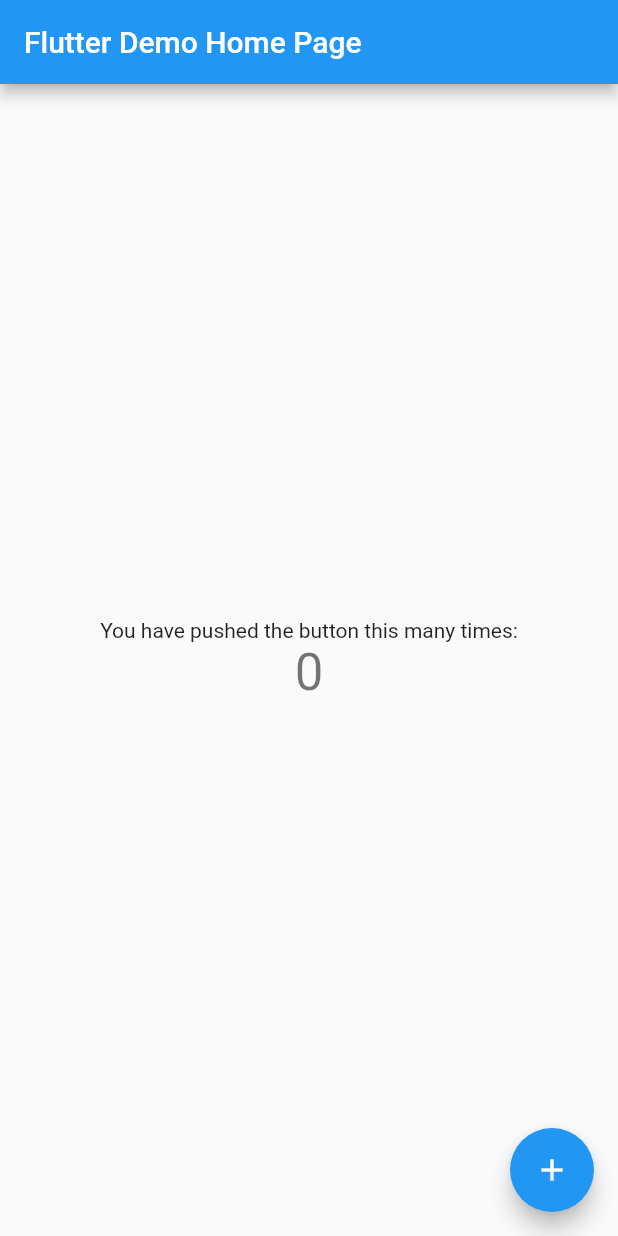
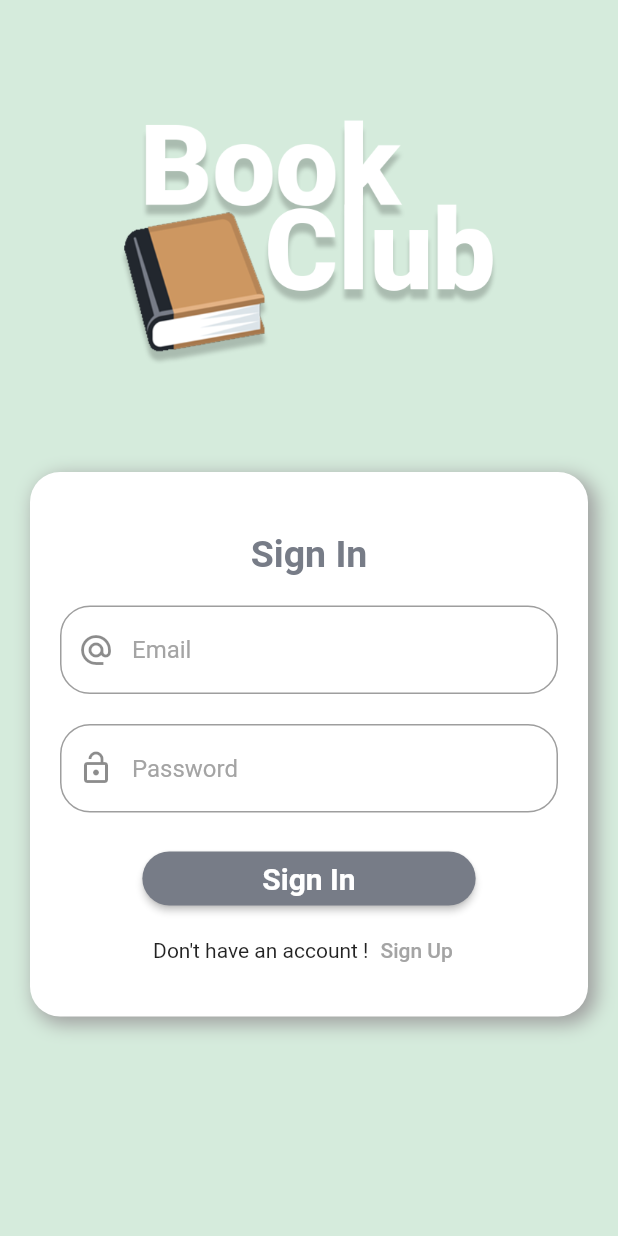
Before and after one commit to Wegdan9/book_club, a Flutter app: the screen it shows after launch, on a phone screen of 412 x 824 dp. Run offline on Flutter 3.47's test engine with Material 2 defaults, Android fonts, the phone set to English and light mode, and no system bars.

Commit message:
Wegdan_Contribution1
1- Adding Sign In and Sign Up UI.

```diff
--- a/lib/main.dart
+++ b/lib/main.dart
@@ -1,115 +1,21 @@
+import 'package:book_club/utlis/our_theme.dart';
 import 'package:flutter/material.dart';
 
-void main() {
-  runApp(const MyApp());
-}
+import '/screens/sign_in/sign_in.dart';
 
-class MyApp extends StatelessWidget {
-  const MyApp({super.key});
 
-  // This widget is the root of your application.
-  @override
-  Widget build(BuildContext context) {
+void main() => runApp(MyApp());
+
+class MyApp extends StatelessWidget{
+
+  Widget build (BuildContext context){
     return MaterialApp(
-      title: 'Flutter Demo',
-      theme: ThemeData(
-        // This is the theme of your application.
-        //
-        // Try running your application with "flutter run". You'll see the
-        // application has a blue toolbar. Then, without quitting the app, try
-        // changing the primarySwatch below to Colors.green and then invoke
-        // "hot reload" (press "r" in the console where you ran "flutter run",
-        // or simply save your changes to "hot reload" in a Flutter IDE).
-        // Notice that the counter didn't reset back to zero; the application
-        // is not restarted.
-        primarySwatch: Colors.blue,
+      debugShowCheckedModeBanner: false,
+      theme: OurTheme().buildTheme(),
+      home: Scaffold(
+        body: SignInScreen(),
       ),
-      home: const MyHomePage(title: 'Flutter Demo Home Page'),
     );
   }
+
 }
-
-class MyHomePage extends StatefulWidget {
-  const MyHomePage({super.key, required this.title});
-
-  // This widget is the home page of your application. It is stateful, meaning
-  // that it has a State object (defined below) that contains fields that affect
-  // how it looks.
-
-  // This class is the configuration for the state. It holds the values (in this
-  // case the title) provided by the parent (in this case the App widget) and
-  // used by the build method of the State. Fields in a Widget subclass are
-  // always marked "final".
-
-  final String title;
-
-  @override
-  State<MyHomePage> createState() => _MyHomePageState();
-}
-
-class _MyHomePageState extends State<MyHomePage> {
-  int _counter = 0;
-
-  void _incrementCounter() {
-    setState(() {
-      // This call to setState tells the Flutter framework that something has
-      // changed in this State, which causes it to rerun the build method below
-      // so that the display can reflect the updated values. If we changed
-      // _counter without calling setState(), then the build method would not be
-      // called again, and so nothing would appear to happen.
-      _counter++;
-    });
-  }
-
-  @override
-  Widget build(BuildContext context) {
-    // This method is rerun every time setState is called, for instance as done
-    // by the _incrementCounter method above.
-    //
-    // The Flutter framework has been optimized to make rerunning build methods
-    // fast, so that you can just rebuild anything that needs updating rather
-    // than having to individually change instances of widgets.
-    return Scaffold(
-      appBar: AppBar(
-        // Here we take the value from the MyHomePage object that was created by
-        // the App.build method, and use it to set our appbar title.
-        title: Text(widget.title),
-      ),
-      body: Center(
-        // Center is a layout widget. It takes a single child and positions it
-        // in the middle of the parent.
-        child: Column(
-          // Column is also a layout widget. It takes a list of children and
-          // arranges them vertically. By default, it sizes itself to fit its
-          // children horizontally, and tries to be as tall as its parent.
-          //
-          // Invoke "debug painting" (press "p" in the console, choose the
-          // "Toggle Debug Paint" action from the Flutter Inspector in Android
-          // Studio, or the "Toggle Debug Paint" command in Visual Studio Code)
-          // to see the wireframe for each widget.
-          //
-          // Column has various properties to control how it sizes itself and
-          // how it positions its children. Here we use mainAxisAlignment to
-          // center the children vertically; the main axis here is the vertical
-          // axis because Columns are vertical (the cross axis would be
-          // horizontal).
-          mainAxisAlignment: MainAxisAlignment.center,
-          children: <Widget>[
-            const Text(
-              'You have pushed the button this many times:',
-            ),
-            Text(
-              '$_counter',
-              style: Theme.of(context).textTheme.headlineMedium,
-            ),
-          ],
-        ),
-      ),
-      floatingActionButton: FloatingActionButton(
-        onPressed: _incrementCounter,
-        tooltip: 'Increment',
-        child: const Icon(Icons.add),
-      ), // This trailing comma makes auto-formatting nicer for build methods.
-    );
-  }
-}
--- /dev/null
+++ b/lib/screens/sign_in/local_widgets/sign_in_form.dart
@@ -0,0 +1,71 @@
+import 'package:book_club/screens/sign_up/sign_up.dart';
+import 'package:flutter/material.dart';
+
+import '../../../widgets/our_container.dart';
+
+class SignInForm extends StatelessWidget {
+  const SignInForm({Key? key}) : super(key: key);
+
+  @override
+  Widget build(BuildContext context) {
+    return OurContainer(
+      child: Column(
+        children: [
+          Padding(
+            padding: EdgeInsets.symmetric(vertical: 20.0, horizontal: 8.0),
+            child: Text(
+              'Sign In',
+              style: TextStyle(
+                  color: Theme.of(context).secondaryHeaderColor,
+                  fontWeight: FontWeight.bold,
+                  fontSize: 25.0),
+            ),
+          ),
+          TextFormField(
+            decoration: InputDecoration(
+              prefixIcon: Icon(
+                Icons.alternate_email,
+              ),
+              hintText: 'Email',
+            ),
+          ),
+          SizedBox(
+            height: 20.0,
+          ),
+          TextFormField(
+            decoration: InputDecoration(
+              prefixIcon: Icon(
+                Icons.lock_open_outlined,
+              ),
+              hintText: 'Password',
+            ),
+            obscureText: true,
+          ),
+          SizedBox(
+            height: 20.0,
+          ),
+          ElevatedButton(
+            child: Padding(
+              padding: EdgeInsets.symmetric(horizontal: 50.0),
+              child: Text('Sign In', style: TextStyle(color: Colors.white, fontWeight: FontWeight.bold, fontSize: 20.0),),
+            ),
+            onPressed: () {
+
+            },
+          ),
+          Row(
+            mainAxisAlignment: MainAxisAlignment.center,
+            children: [
+              Text('Don\'t have an account !'),
+              TextButton(
+                  child: Text('Sign Up'),
+                  onPressed: (){
+                    Navigator.of(context).push(MaterialPageRoute(builder: (context) => SignUpScreen(),));
+                  },)
+            ],
+          )
+        ],
+      ),
+    );
+  }
+}
--- /dev/null
+++ b/lib/screens/sign_in/sign_in.dart
@@ -0,0 +1,32 @@
+import 'package:book_club/screens/sign_in/local_widgets/sign_in_form.dart';
+import 'package:flutter/material.dart';
+
+class SignInScreen extends StatelessWidget {
+  const SignInScreen({Key? key}) : super(key: key);
+
+  @override
+  Widget build(BuildContext context) {
+    return Scaffold(
+      body: Row(
+        mainAxisAlignment: MainAxisAlignment.center,
+        children: [
+          Expanded(
+              child: ListView(
+                padding: EdgeInsets.all(20.0),
+                children: [
+                  Padding(
+                      padding: EdgeInsets.all(40.0),
+                      child: Image.asset('assets/images/logo.png'),
+
+                  ),
+                  SizedBox(height: 20.0,),
+                  SignInForm(),
+
+                ],
+              )
+          )
+        ],
+      ),
+    );
+  }
+}
--- /dev/null
+++ b/lib/utlis/our_theme.dart
@@ -0,0 +1,47 @@
+import 'package:flutter/material.dart';
+
+class OurTheme {
+  Color _lightGreen = Color.fromARGB(255, 213, 235, 220);
+  Color _lightGrey = Color.fromARGB(255, 164, 164, 164);
+  Color _darkGrey = Color.fromARGB(255, 119, 124, 135);
+
+  ThemeData buildTheme() {
+    return ThemeData(
+        canvasColor: _lightGreen,
+        primaryColor: _lightGreen,
+        accentColor: _lightGrey,
+        secondaryHeaderColor: _darkGrey,
+        hintColor: _lightGrey,
+        inputDecorationTheme: InputDecorationTheme(
+          border: OutlineInputBorder(
+              borderRadius: BorderRadius.circular(20.0),
+              borderSide: BorderSide(color: _lightGrey)),
+          focusedBorder: OutlineInputBorder(
+              borderRadius: BorderRadius.circular(20.0),
+              borderSide: BorderSide(color: _lightGreen)),
+        ),
+        // buttonTheme: ButtonThemeData(
+        //   buttonColor: _darkGrey,
+        //   padding: EdgeInsets.symmetric(horizontal: 30.0),
+        //   minWidth: 200,
+        //   height: 30.0,
+        //   shape: RoundedRectangleBorder(
+        //     borderRadius: BorderRadius.circular(20.0)
+        //   )
+        // ),
+        elevatedButtonTheme: ElevatedButtonThemeData(
+          style: ButtonStyle(
+            backgroundColor: MaterialStateProperty.all(_darkGrey),
+            padding: MaterialStateProperty.all(
+                EdgeInsets.symmetric(horizontal: 30.0)),
+            shape: MaterialStateProperty.all(RoundedRectangleBorder(
+                borderRadius: BorderRadius.circular(20.0))),
+          ),
+        ),
+        textButtonTheme: TextButtonThemeData(
+          style: ButtonStyle(
+            foregroundColor: MaterialStateProperty.all(_lightGrey),
+          ),
+        ));
+  }
+}
--- /dev/null
+++ b/lib/widgets/our_container.dart
@@ -0,0 +1,25 @@
+import 'package:flutter/material.dart';
+
+class OurContainer extends StatelessWidget {
+  final Widget child;
+
+  const OurContainer({Key? key, required this.child}) : super(key: key);
+
+  @override
+  Widget build(BuildContext context) {
+    return Container(
+      padding: EdgeInsets.all(20.0),
+      decoration: BoxDecoration(
+          color: Colors.white,
+          borderRadius: BorderRadius.circular(20.0),
+          boxShadow: [
+            BoxShadow(
+                color: Colors.grey,
+                blurRadius: 10.0,
+                spreadRadius: 1.0,
+                offset: Offset(4.0, 4.0))
+          ]),
+      child: child,
+    );
+  }
+}
--- a/pubspec.yaml
+++ b/pubspec.yaml
@@ -60,9 +60,9 @@
   uses-material-design: true
 
   # To add assets to your application, add an assets section, like this:
-  # assets:
-  #   - images/a_dot_burr.jpeg
-  #   - images/a_dot_ham.jpeg
+  assets:
+    - assets/images/
+
 
   # An image asset can refer to one or more resolution-specific "variants", see
   # https://flutter.dev/assets-and-images/#resolution-aware
```
Also changed, not shown: lib/screens/sign_up/local_widgets/sign_up_form.dart (added, +82 -0 lines), lib/screens/sign_up/sign_up.dart (added, +31 -0 lines), assets/images/logo.png (added).
